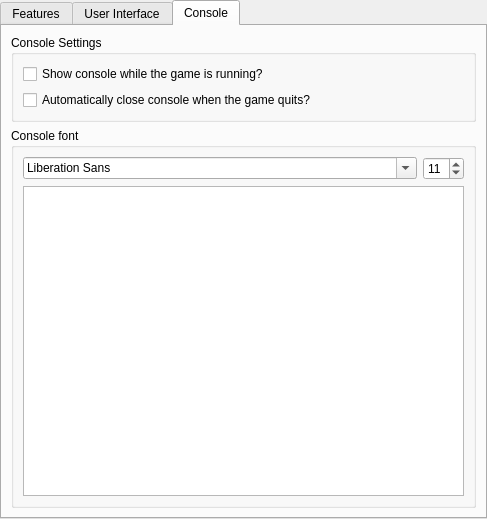
FreesmTeam/FreesmLauncher, file application/pages/global/MultiMCPage.ui: the form before one commit.
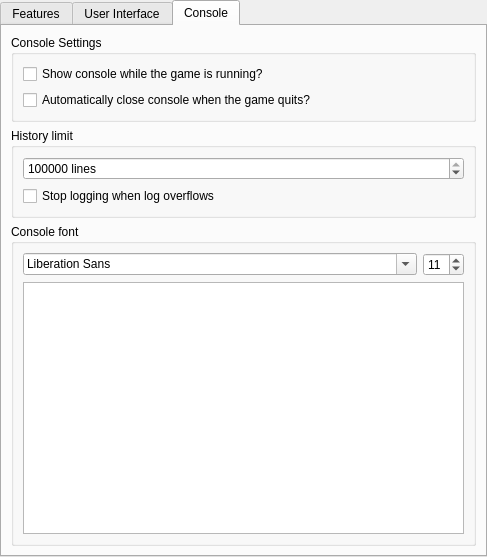
The form after the commit. The open tabs and pages were chosen to show the change. Icons and pictures are not drawn.

Commit message:
GH-1008 implement log window max line count
Defaults to 100k lines

Patch:
```diff
--- a/application/pages/global/MultiMCPage.ui
+++ b/application/pages/global/MultiMCPage.ui
@@ -7,7 +7,7 @@
     <x>0</x>
     <y>0</y>
     <width>487</width>
-    <height>519</height>
+    <height>557</height>
    </rect>
   </property>
   <property name="sizePolicy">
@@ -433,6 +433,47 @@
          </layout>
         </widget>
        </item>
+       <item>
+        <widget class="QGroupBox" name="groupBox_4">
+         <property name="title">
+          <string>History limit</string>
+         </property>
+         <layout class="QGridLayout" name="gridLayout_3">
+          <item row="1" column="0">
+           <widget class="QCheckBox" name="checkStopLogging">
+            <property name="text">
+             <string>Stop logging when log overflows</string>
+            </property>
+           </widget>
+          </item>
+          <item row="0" column="0">
+           <widget class="QSpinBox" name="lineLimitSpinBox">
+            <property name="sizePolicy">
+             <sizepolicy hsizetype="Expanding" vsizetype="Fixed">
+              <horstretch>0</horstretch>
+              <verstretch>0</verstretch>
+             </sizepolicy>
+            </property>
+            <property name="suffix">
+             <string> lines</string>
+            </property>
+            <property name="minimum">
+             <number>10000</number>
+            </property>
+            <property name="maximum">
+             <number>1000000</number>
+            </property>
+            <property name="singleStep">
+             <number>10000</number>
+            </property>
+            <property name="value">
+             <number>100000</number>
+            </property>
+           </widget>
+          </item>
+         </layout>
+        </widget>
+       </item>
        <item>
         <widget class="QGroupBox" name="themeBox_2">
          <property name="sizePolicy">
```
Left out of the diff: 2 changed lines with no effect on the pictures. The commit also changes 4 other files.
